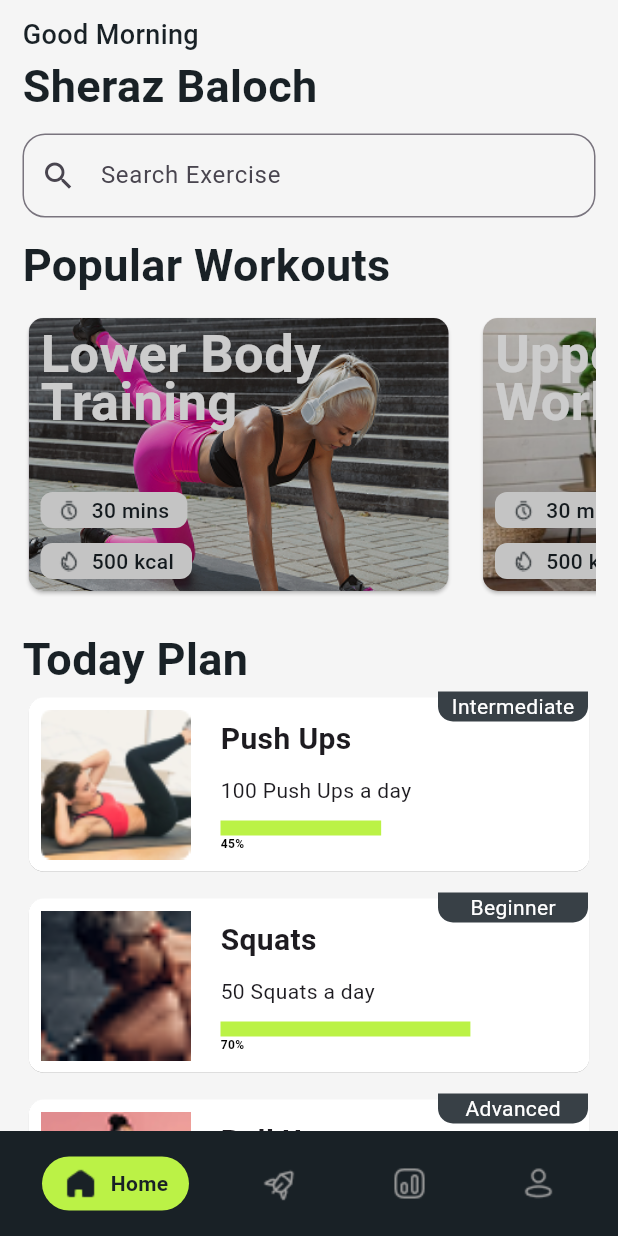
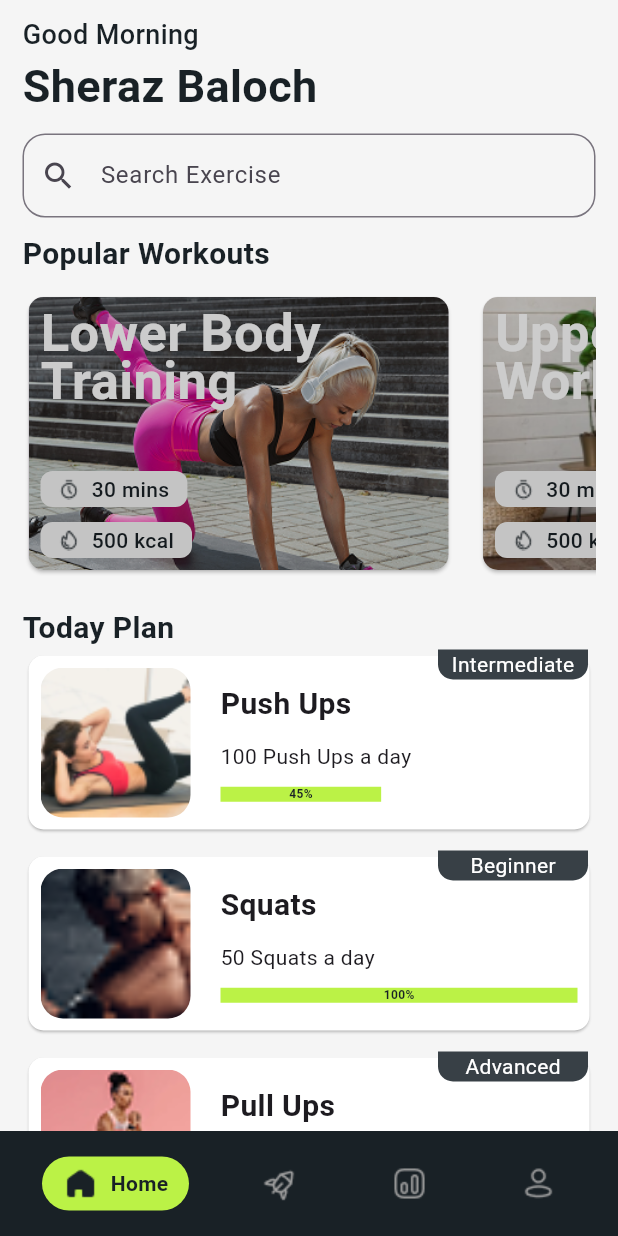
Before and after one commit to SherazArshad001/Fitness_Tracking_App, a Flutter app: the screen it shows after launch, on a phone screen of 412 x 824 dp. Run offline on Flutter 3.47's test engine with Material 3 defaults, Android fonts, the phone set to English and light mode, and no system bars.

Commit message:
HomePage Completed

```diff
--- a/lib/core/common/bottom_navbar/app_bottom_navbar.dart
+++ b/lib/core/common/bottom_navbar/app_bottom_navbar.dart
@@ -61,7 +61,7 @@ class BottomNavBarState extends State<BottomNavBar> {
                 onTap: () => _onItemTapped(index),
                 child: AnimatedContainer(
                   duration: const Duration(milliseconds: 300),
-                  width: isSelected ? 100 : 50, // Keep within bounds
+                  width: isSelected ? 100 : 50,
                   height: 36,
                   padding: const EdgeInsets.symmetric(horizontal: 8.0),
                   decoration: BoxDecoration(
--- a/lib/core/common/widgets/helper_text.dart
+++ b/lib/core/common/widgets/helper_text.dart
@@ -1,12 +1,11 @@
 import 'package:fitness_tracking_app/core/constants/app_colors.dart';
 import 'package:flutter/material.dart';
-
-
 
 class LargeText extends StatelessWidget {
   final String largeHintText;
   const LargeText({
-    super.key, required this.largeHintText,
+    super.key,
+    required this.largeHintText,
   });
 
   @override
@@ -16,7 +15,7 @@ class LargeText extends StatelessWidget {
       style: TextStyle(
         color: AppColors.textPrimary,
         fontWeight: FontWeight.w600,
-        fontSize: 30,
+        fontSize: 20,
       ),
     );
   }
--- a/lib/core/helper/exercise_helper.dart
+++ b/lib/core/helper/exercise_helper.dart
@@ -15,7 +15,7 @@ class ExerciseHelper {
         title: 'Squats',
         description: '50 Squats a day',
         imagePath: AppImages.exercise2,
-        progress: 70.0,
+        progress: 100.0,
         difficulty: 'Beginner',
       ),
       ExerciseModel(
@@ -25,6 +25,13 @@ class ExerciseHelper {
         progress: 20.0,
         difficulty: 'Advanced',
       ),
+      ExerciseModel(
+        title: 'Running',
+        description: '5 Kilometer a day',
+        imagePath: AppImages.exercise4,
+        progress: 20.0,
+        difficulty: 'Advanced',
+      ),
     ];
   }
 }
--- a/lib/features/home/widgets/card2.dart
+++ b/lib/features/home/widgets/card2.dart
@@ -12,7 +12,7 @@ class ExerciseProgressCard extends StatelessWidget {
     return Stack(
       children: [
         Card(
-          elevation: 0.1,
+          elevation: 0.7,
           shape: RoundedRectangleBorder(
             borderRadius: BorderRadius.circular(10),
           ),
@@ -20,19 +20,21 @@ class ExerciseProgressCard extends StatelessWidget {
           child: Padding(
             padding: const EdgeInsets.all(8.0),
             child: Row(
-              mainAxisSize: MainAxisSize.min, // Prevents infinite width issue
+              mainAxisSize: MainAxisSize.min,
               children: [
                 SizedBox(
                   width: 100,
                   height: 100,
+                  child: ClipRRect(
+                    borderRadius: BorderRadius.circular(15),
                     child: Image.asset(
                       exercise.imagePath,
                       fit: BoxFit.cover,
                     ),
                   ),
+                ),
                 const SizedBox(width: 20),
                 Flexible(
-                  // Use Flexible with loose fit
                   fit: FlexFit.loose,
                   child: Column(
                     crossAxisAlignment: CrossAxisAlignment.start,
@@ -47,20 +49,40 @@ class ExerciseProgressCard extends StatelessWidget {
                       const SizedBox(height: 10),
                       Text(exercise.description),
                       const SizedBox(height: 10),
+                      Stack(
+                        alignment: Alignment.center,
+                        children: [
                           LinearProgressIndicator(
                             value: exercise.progress / 100,
                             backgroundColor: AppColors.textWhite,
                             color: AppColors.primary,
                             minHeight: 10,
                           ),
-                      Text(
+                          LayoutBuilder(
+                            builder: (context, constraints) {
+                              final maxWidth = constraints.maxWidth;
+                              return Row(
+                                children: [
+                                  Container(
+                                    width:
+                                        (maxWidth * (exercise.progress / 100))
+                                            .clamp(30.0, maxWidth),
+                                    alignment: Alignment.center,
+                                    child: Text(
                                       '${exercise.progress.toInt()}%',
                                       style: const TextStyle(
                                         fontSize: 8,
                                         fontWeight: FontWeight.bold,
-                          color: Colors.black,
+                                        color: AppColors.textPrimary,
                                       ),
                                     ),
+                                  ),
+                                ],
+                              );
+                            },
+                          ),
+                        ],
+                      )
                     ],
                   ),
                 ),
```
Also changed, not shown: lib/features/home/pages/home_page.dart (+0 -10 lines). Lines whose indentation alone changed are shown as unchanged.
